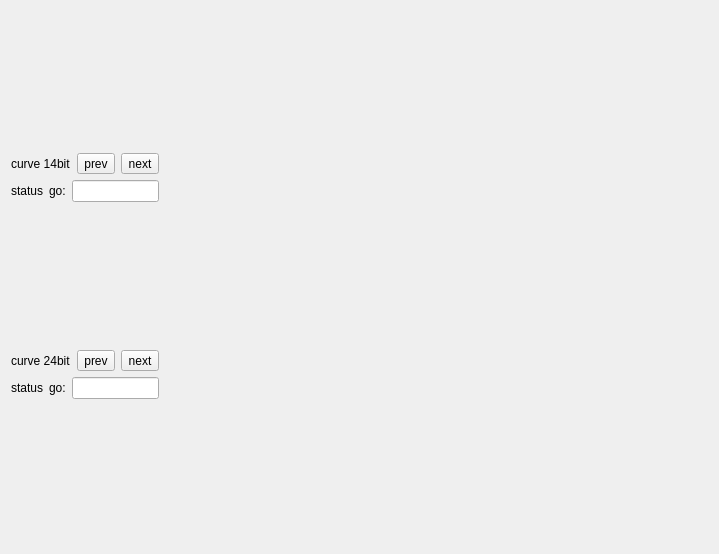
First picture: the form in src/form/plot/formplothistory.ui, repository MRsoymilk/MySerial, before the edit.
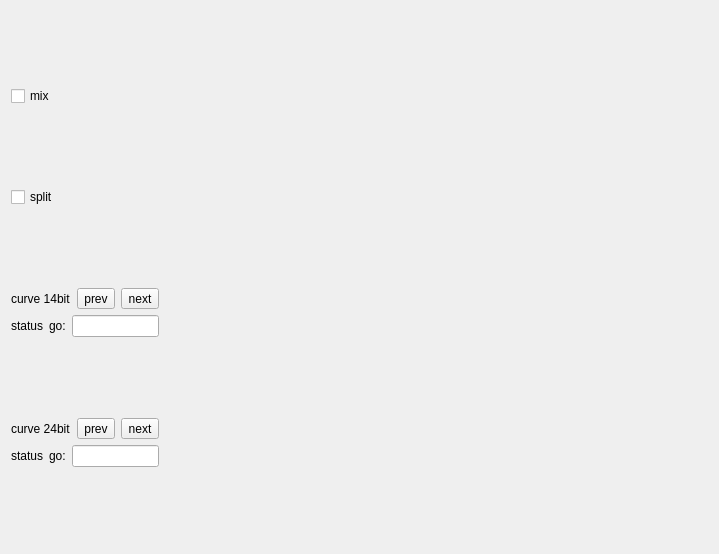
Second picture: the form after the edit.

What changed in the file:
```diff
--- a/src/form/plot/formplothistory.ui
+++ b/src/form/plot/formplothistory.ui
@@ -15,7 +15,21 @@
   </property>
   <layout class="QGridLayout" name="gridLayout" columnstretch="1,9">
    <item row="0" column="0">
-    <layout class="QVBoxLayout" name="verticalLayout">
+    <layout class="QVBoxLayout" name="verticalLayout" stretch="1,1,9,9">
+     <item>
+      <widget class="QCheckBox" name="checkBoxMix">
+       <property name="text">
+        <string>mix</string>
+       </property>
+      </widget>
+     </item>
+     <item>
+      <widget class="QCheckBox" name="checkBoxSplit">
+       <property name="text">
+        <string>split</string>
+       </property>
+      </widget>
+     </item>
      <item>
       <layout class="QVBoxLayout" name="vLay14">
        <item>
```
Left out of the diff: 6 changed lines with no effect on the pictures.
